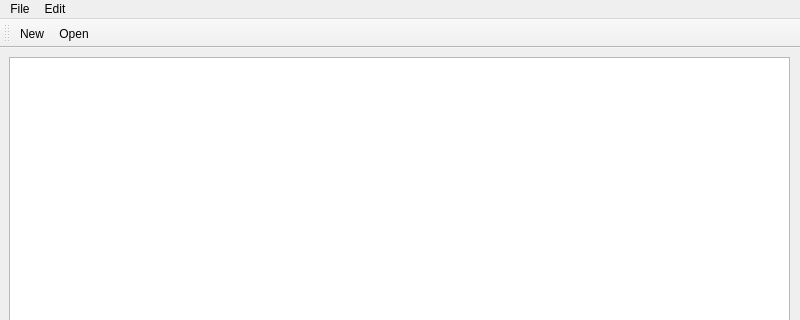
R-Aravind/qt-notepad, file notepad.ui: the form before one commit; both pictures show x 0 to 800 and y 0 to 320 of the 800 by 600 pixel window.
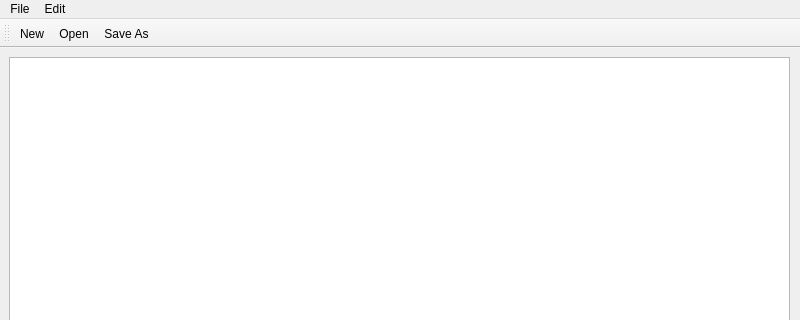
The form after the commit. Icons and pictures are not drawn.

Commit message: feat: added action save as

Diff of the .ui file:
```diff
--- a/notepad.ui
+++ b/notepad.ui
@@ -75,6 +75,7 @@
    </attribute>
    <addaction name="actionNew"/>
    <addaction name="actionOpen"/>
+   <addaction name="actionSave_As"/>
   </widget>
   <action name="actionNew">
    <property name="icon">
```
Left out of the diff: 4 changed lines with no effect on the pictures. The commit also changes 1 other file.
